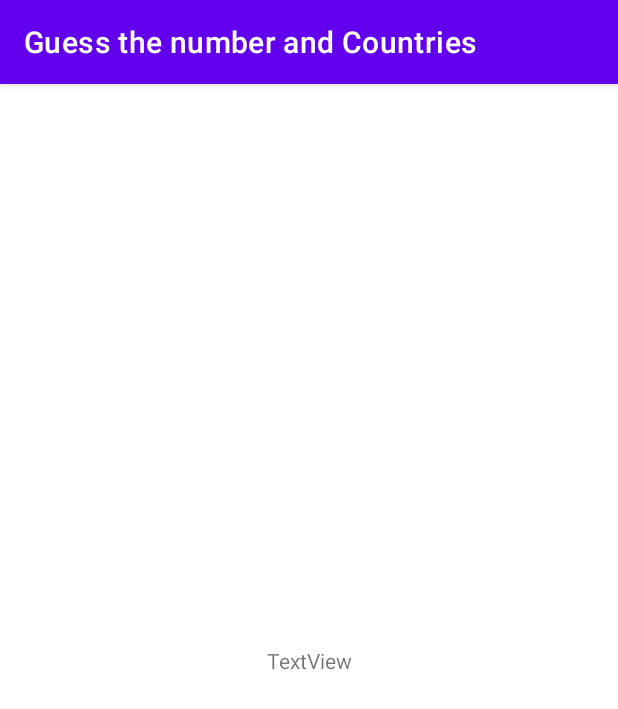
After one commit to paez49/Taller1_CompuMovil, an Android app: the DetailCountryActivity screen opened directly, with no data from a screen before it, on a phone screen of 412 x 824 dp. The commit adds this screen. Shown: the top 709 px of the screen. Run offline under Robolectric (Android 15) with nearby library versions, the phone set to English and light mode, and no system bars; 1 statement that could not run was skipped.

Commit message:
Detalles pais funcionando, falta ponerlo presentable

```diff
--- a/app/src/main/AndroidManifest.xml
+++ b/app/src/main/AndroidManifest.xml
@@ -27,6 +27,9 @@
             android:exported="true">
 
         </activity>
+        <activity android:name=".DetailCountryActivity"
+            android:exported="true">
+        </activity>
     </application>
 
 </manifest>
--- a/app/src/main/java/com/example/tallercompumovilr/CountriesAcitvity.java
+++ b/app/src/main/java/com/example/tallercompumovilr/CountriesAcitvity.java
@@ -1,5 +1,6 @@
 package com.example.tallercompumovilr;
 
+import android.content.Intent;
 import android.os.Bundle;
 import android.util.Log;
 import android.view.View;
@@ -67,7 +68,9 @@ public class CountriesAcitvity extends AppCompatActivity {
                     throw new RuntimeException(e);
                 }
 
-            Log.i("ARREGLO",infoPais.toString());
+                Intent intentDetail = new Intent(CountriesAcitvity.this,DetailCountryActivity.class);
+                intentDetail.putStringArrayListExtra("info_pais", new ArrayList<String>(infoPais));
+                startActivity(intentDetail);
             }
         });
 
--- /dev/null
+++ b/app/src/main/java/com/example/tallercompumovilr/DetailCountryActivity.java
@@ -0,0 +1,22 @@
+package com.example.tallercompumovilr;
+
+import android.os.Bundle;
+
+import androidx.appcompat.app.AppCompatActivity;
+
+import com.example.tallercompumovilr.databinding.DetailCountryBinding;
+import com.example.tallercompumovilr.databinding.GameBinding;
+
+import java.util.List;
+
+
+public class DetailCountryActivity extends AppCompatActivity {
+    private DetailCountryBinding detailCountryBinding;
+    protected void onCreate(Bundle savedInstanceState) {
+        super.onCreate(savedInstanceState);
+        detailCountryBinding = DetailCountryBinding.inflate(getLayoutInflater());
+        setContentView(detailCountryBinding.getRoot());
+        List<String> infoPais = getIntent().getStringArrayListExtra("info_pais");
+        detailCountryBinding.textView.setText(infoPais.toString());
+    }
+}
--- a/app/src/main/java/com/example/tallercompumovilr/MainActivity.java
+++ b/app/src/main/java/com/example/tallercompumovilr/MainActivity.java
@@ -47,9 +47,6 @@ public class MainActivity extends AppCompatActivity {
             mainBinding.dateClickCountry.setText("El boton no ha sido utilizado");
         }
 
-
-
-
     }
     public void jugar(View view){
         Intent intentGame = new Intent(this,GameActivity.class);
--- a/app/src/main/res/layout/detail_country.xml
+++ b/app/src/main/res/layout/detail_country.xml
@@ -1,6 +1,18 @@
 <?xml version="1.0" encoding="utf-8"?>
 <androidx.constraintlayout.widget.ConstraintLayout xmlns:android="http://schemas.android.com/apk/res/android"
+    xmlns:app="http://schemas.android.com/apk/res-auto"
+    xmlns:tools="http://schemas.android.com/tools"
     android:layout_width="match_parent"
-    android:layout_height="match_parent">
+    android:layout_height="match_parent"
+    tools:context=".DetailCountryActivity">
 
+    <TextView
+        android:id="@+id/textView"
+        android:layout_width="wrap_content"
+        android:layout_height="wrap_content"
+        android:text="TextView"
+        app:layout_constraintBottom_toBottomOf="parent"
+        app:layout_constraintEnd_toEndOf="parent"
+        app:layout_constraintStart_toStartOf="parent"
+        app:layout_constraintTop_toTopOf="parent" />
 </androidx.constraintlayout.widget.ConstraintLayout>
```
